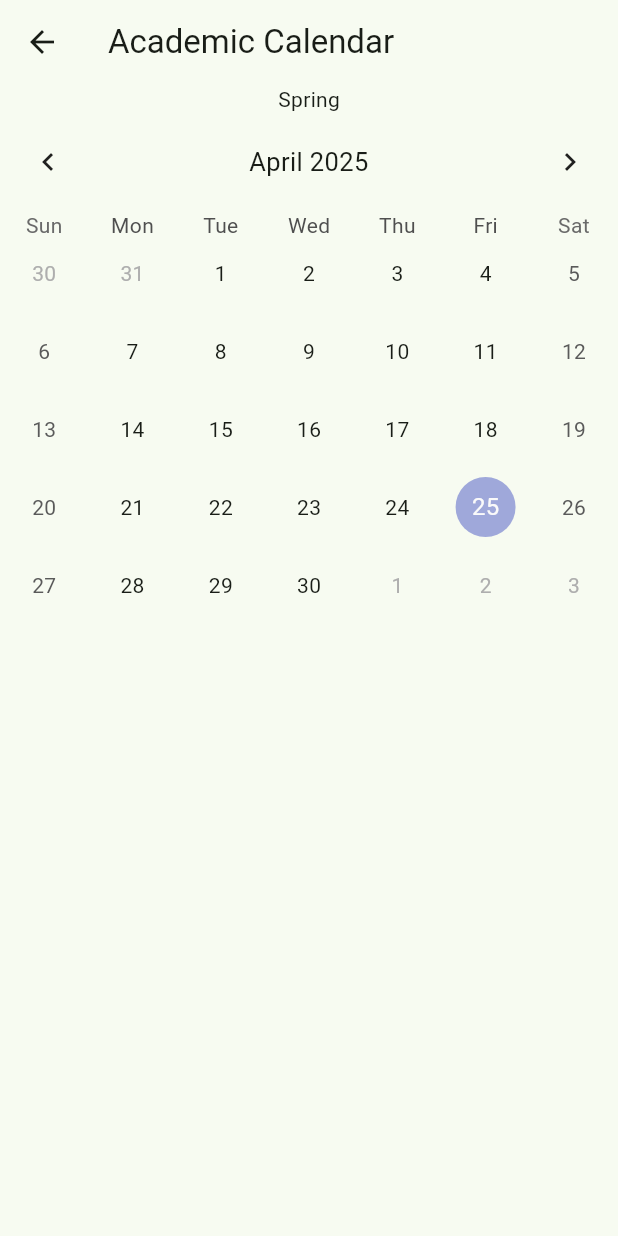
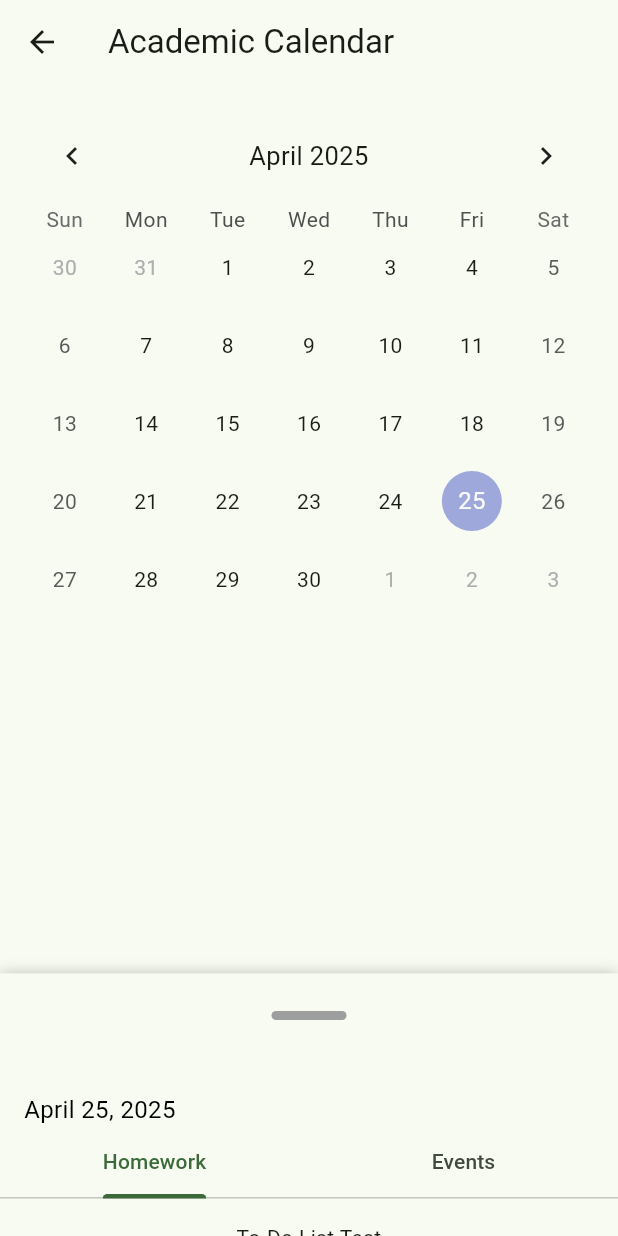
Before and after one commit to rolandoreds/BeaconAPP1, a Flutter app: the CalendarPage screen opened directly, on a phone screen of 412 x 824 dp. Run offline on Flutter 3.47's test engine with Material 3 defaults, Android fonts, the light colour scheme and no system bars; drawn by our look-alikes of sliding_up_panel, table_calendar.

Commit message:
Updates to Calendar To-Do List
- Made to-do list slide to top of the screen
- Created two tabs within the slide up panel
- Added the date to the slide up panel
- Made an icon for the slide up panel
- Made a file for the contents of the slide up panel "tab-widget.dart"

```diff
--- a/beaconapp/lib/calendar.dart
+++ b/beaconapp/lib/calendar.dart
@@ -1,5 +1,9 @@
+import 'package:beaconapp/tab_widget.dart';
 import 'package:flutter/material.dart';
+import 'package:intl/intl.dart';
+import 'package:sliding_up_panel/sliding_up_panel.dart';
 import 'package:table_calendar/table_calendar.dart';
+
 
 // The guy in the tutorial did this
 class CalendarPage extends StatefulWidget {
@@ -13,15 +17,115 @@ class CalendarPage extends StatefulWidget {
 // This is the calendar class
 class _CalendarPageState extends State<CalendarPage> {
   DateTime today = DateTime.now();
+  final double tabBarHeight = 150;
 
 @override
 Widget build(BuildContext context) {
+  BorderRadiusGeometry radius = BorderRadius.only(
+    topLeft: Radius.circular(24.0),
+    topRight: Radius.circular(24.0),
+  );
+
   return Scaffold(
     appBar: AppBar(title: Text("Academic Calendar")),
-    body: content(),
+    body: SlidingUpPanel(
+      minHeight: 175,
+      maxHeight: MediaQuery.of(context).size.height,
+      panelBuilder: (scrollController) => buildSlidingPanel(
+        scrollController: scrollController,
+        ),
+
+      body: SingleChildScrollView(
+        child: Column(
+          children: [
+            Container(
+              margin: EdgeInsets.all(16),
+              child: TableCalendar(
+                locale: "en_US",
+                headerStyle: HeaderStyle(
+                  formatButtonVisible: false,
+                  titleCentered: true,
+                ),
+                availableGestures: AvailableGestures.all,
+                focusedDay: today,
+                firstDay: DateTime.utc(2025, 01, 01),
+                lastDay: DateTime.utc(2030, 06, 03),
+              ),
+            ),
+          ],
+        ),
+      ),
+    ),
   );
 }
 
+  Widget buildSlidingPanel({
+    required ScrollController scrollController,
+  }) =>
+  DefaultTabController(
+    length: 2,
+    child: Scaffold(
+      appBar: buildTabBar(),
+      body: TabBarView(
+        children: [
+          TabWidget(scrollController: scrollController),
+          TabWidget(scrollController: scrollController),
+        ],
+      ),
+    ),
+  );
+
+  PreferredSizeWidget buildTabBar() => PreferredSize(
+    preferredSize: Size.fromHeight(tabBarHeight),
+    child: AppBar(
+      title: buildDragIcon(), //Icon(Icons.drag_handle),
+      automaticallyImplyLeading: false,
+      centerTitle: true,
+      bottom: PreferredSize(
+        preferredSize: Size.fromHeight(tabBarHeight),
+        child: Column(
+          mainAxisSize: MainAxisSize.min,
+          children: [
+            Container(
+              width: double.infinity,
+              padding: EdgeInsets.symmetric(horizontal: 16),
+              child: Text(
+                DateFormat('MMMM d, y').format(DateTime.now()),
+                textAlign: TextAlign.left,
+                style: TextStyle(
+                  color: Colors.black,
+                  fontSize: 16,
+                )
+              ),
+            ),
+
+            TabBar(
+              tabs: [
+                Tab(child: Text('Homework')),
+                Tab(child: Text('Events')),
+              ],
+            )
+          ],
+        )
+      )
+
+
+    ),
+  );
+
+  Widget buildDragIcon() => Container(
+    decoration: BoxDecoration(
+      color: Colors.grey,
+      borderRadius: BorderRadius.circular(8)
+    ),
+    width: 50,
+    height: 6,
+
+  );
+
+// Do not pay attention to this
+// Keeping just in case
+/*
   Widget content() {
     return Column(
       children: [
@@ -37,7 +141,11 @@ Widget build(BuildContext context) {
             lastDay: DateTime.utc(2030, 06, 3)
             ),
         ),
+        SlidingUpPanel(
+          panel: Center(child: Text("This is the sliding Widget"),),
+        )
       ],
     );
   }
+  */
 }
--- /dev/null
+++ b/beaconapp/lib/tab_widget.dart
@@ -0,0 +1,22 @@
+import 'package:flutter/material.dart';
+
+class TabWidget extends StatelessWidget {
+  const TabWidget({
+    super.key,
+    required this.scrollController,
+  });
+  final ScrollController scrollController;
+
+  @override
+  Widget build(BuildContext context) => ListView(
+    padding: EdgeInsets.all(16),
+    controller: scrollController,
+    children: [
+      Text(
+        'To-Do List Test',
+        textAlign: TextAlign.center,
+      )
+    ],
+  );
+
+}
```
Also changed, not shown: beaconapp/pubspec.yaml (+7 -0 lines), beaconapp/pubspec.lock.
